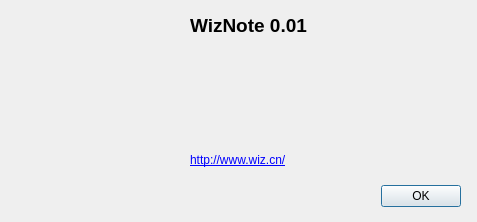
Qt form src/aboutdialog.ui (WizTeam/WizQTClient) before a commit.
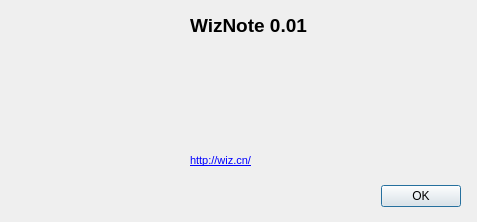
The same form after that commit.

```diff
--- a/src/aboutdialog.ui
+++ b/src/aboutdialog.ui
@@ -68,7 +68,11 @@
     </rect>
    </property>
    <property name="text">
-    <string>&lt;a href=&quot;http://www.wiz.cn/&quot;&gt;http://www.wiz.cn/&lt;/a&gt;</string>
+    <string>&lt;!DOCTYPE HTML PUBLIC &quot;-//W3C//DTD HTML 4.0//EN&quot; &quot;http://www.w3.org/TR/REC-html40/strict.dtd&quot;&gt;
+&lt;html&gt;&lt;head&gt;&lt;meta name=&quot;qrichtext&quot; content=&quot;1&quot; /&gt;&lt;style type=&quot;text/css&quot;&gt;
+p, li { white-space: pre-wrap; }
+&lt;/style&gt;&lt;/head&gt;&lt;body style=&quot; font-family:'MS Shell Dlg 2'; font-size:8.25pt; font-weight:400; font-style:normal;&quot;&gt;
+&lt;p style=&quot; margin-top:0px; margin-bottom:0px; margin-left:0px; margin-right:0px; -qt-block-indent:0; text-indent:0px;&quot;&gt;&lt;a href=&quot;http://www.wiz.cn/&quot;&gt;&lt;span style=&quot; text-decoration: underline; color:#0000ff;&quot;&gt;http://wiz.cn/&lt;/span&gt;&lt;/a&gt;&lt;/p&gt;&lt;/body&gt;&lt;/html&gt;</string>
    </property>
    <property name="textFormat">
     <enum>Qt::AutoText</enum>
```
Left out of the diff: 4 changed lines with no effect on the pictures.
